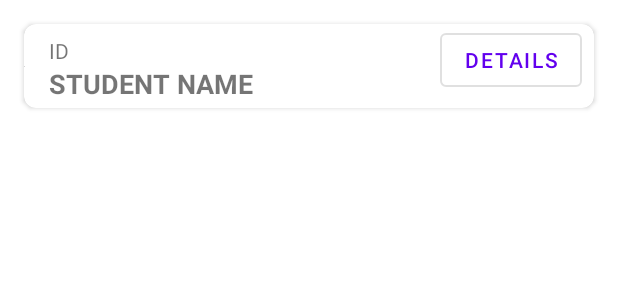
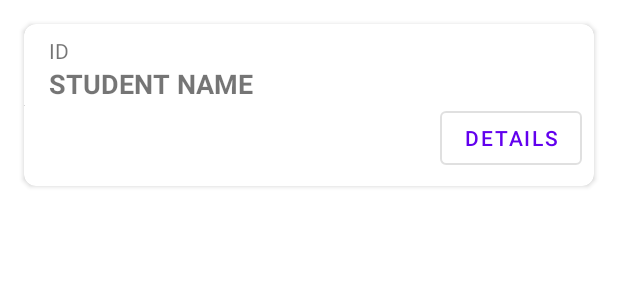
Before and after one commit to imaderama/160419075_AdvWeek4, an Android app: the layout student_list_item.xml on its own in the app's theme, with its tools: preview values and no code run, on a phone screen of 412 x 824 dp. Shown: the top 300 px of the screen. Run offline under Robolectric (Android 15) with nearby library versions, the phone set to English and light mode, and no system bars; network calls fail.

Commit message:
fix student_list_item.xml

```diff
--- a/app/src/main/res/layout/student_list_item.xml
+++ b/app/src/main/res/layout/student_list_item.xml
@@ -42,7 +42,8 @@
                 android:layout_marginBottom="8dp"
                 android:text="DETAILS"
                 app:layout_constraintBottom_toBottomOf="parent"
-                app:layout_constraintEnd_toEndOf="parent" />
+                app:layout_constraintEnd_toEndOf="parent"
+                app:layout_constraintTop_toBottomOf="@+id/txtName" />
 
             <TextView
                 android:id="@+id/txtId"
```
